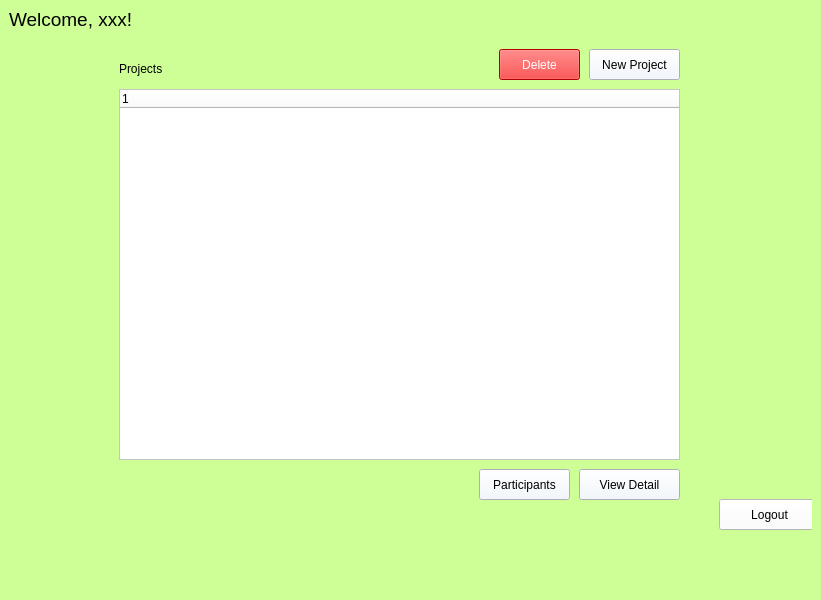
A1phaMark/COEN275_Project_ui, file management_tool.ui: the form before one commit.
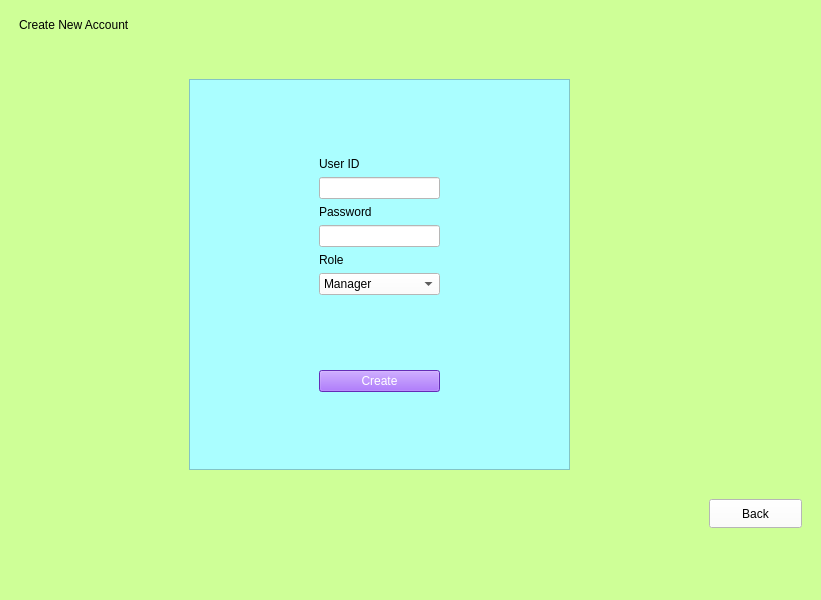
The form after the commit.

Commit message: Add sign up page

```diff
--- a/management_tool.ui
+++ b/management_tool.ui
@@ -21,7 +21,7 @@
     <item>
      <widget class="QStackedWidget" name="stackedWidget">
       <property name="currentIndex">
-       <number>1</number>
+       <number>7</number>
       </property>
       <widget class="QWidget" name="login">
        <widget class="QFrame" name="frame">
@@ -1470,6 +1470,203 @@
         </property>
        </widget>
       </widget>
+      <widget class="QWidget" name="page_7_signup">
+       <widget class="QLabel" name="label_2">
+        <property name="geometry">
+         <rect>
+          <x>10</x>
+          <y>0</y>
+          <width>251</width>
+          <height>31</height>
+         </rect>
+        </property>
+        <property name="styleSheet">
+         <string notr="true">color: rgb(0, 0, 0);
+font: 16pt &quot;Segoe UI&quot;;</string>
+        </property>
+        <property name="text">
+         <string>Create New Account</string>
+        </property>
+       </widget>
+       <widget class="QFrame" name="frame_2">
+        <property name="geometry">
+         <rect>
+          <x>180</x>
+          <y>70</y>
+          <width>381</width>
+          <height>391</height>
+         </rect>
+        </property>
+        <property name="styleSheet">
+         <string notr="true">background-color: rgb(170, 254, 255);</string>
+        </property>
+        <property name="frameShape">
+         <enum>QFrame::StyledPanel</enum>
+        </property>
+        <property name="frameShadow">
+         <enum>QFrame::Raised</enum>
+        </property>
+        <layout class="QGridLayout" name="gridLayout">
+         <item row="6" column="1">
+          <widget class="QComboBox" name="roleBox">
+           <property name="styleSheet">
+            <string notr="true">background-color: rgb(255, 255, 255);
+color: rgb(0, 0, 0);</string>
+           </property>
+           <item>
+            <property name="text">
+             <string>Manager</string>
+            </property>
+           </item>
+           <item>
+            <property name="text">
+             <string>Employee</string>
+            </property>
+           </item>
+          </widget>
+         </item>
+         <item row="9" column="1">
+          <spacer name="verticalSpacer">
+           <property name="orientation">
+            <enum>Qt::Vertical</enum>
+           </property>
+           <property name="sizeHint" stdset="0">
+            <size>
+             <width>20</width>
+             <height>40</height>
+            </size>
+           </property>
+          </spacer>
+         </item>
+         <item row="4" column="1">
+          <widget class="QLineEdit" name="passwordInput">
+           <property name="styleSheet">
+            <string notr="true">color: rgb(0, 0, 0);
+background-color: rgb(255, 255, 255);</string>
+           </property>
+          </widget>
+         </item>
+         <item row="5" column="1">
+          <widget class="QLabel" name="label_6">
+           <property name="styleSheet">
+            <string notr="true">color: rgb(0, 0, 0);</string>
+           </property>
+           <property name="text">
+            <string>Role</string>
+           </property>
+          </widget>
+         </item>
+         <item row="2" column="2">
+          <spacer name="horizontalSpacer_2">
+           <property name="orientation">
+            <enum>Qt::Horizontal</enum>
+           </property>
+           <property name="sizeHint" stdset="0">
+            <size>
+             <width>40</width>
+             <height>20</height>
+            </size>
+           </property>
+          </spacer>
+         </item>
+         <item row="1" column="1">
+          <widget class="QLabel" name="label_3">
+           <property name="styleSheet">
+            <string notr="true">color: rgb(0, 0, 0);</string>
+           </property>
+           <property name="text">
+            <string>User ID</string>
+           </property>
+          </widget>
+         </item>
+         <item row="2" column="1">
+          <widget class="QLineEdit" name="idInput">
+           <property name="styleSheet">
+            <string notr="true">color: rgb(0, 0, 0);
+background-color: rgb(255, 255, 255);</string>
+           </property>
+          </widget>
+         </item>
+         <item row="2" column="0">
+          <spacer name="horizontalSpacer">
+           <property name="orientation">
+            <enum>Qt::Horizontal</enum>
+           </property>
+           <property name="sizeHint" stdset="0">
+            <size>
+             <width>40</width>
+             <height>20</height>
+            </size>
+           </property>
+          </spacer>
+         </item>
+         <item row="0" column="1">
+          <spacer name="verticalSpacer_2">
+           <property name="orientation">
+            <enum>Qt::Vertical</enum>
+           </property>
+           <property name="sizeHint" stdset="0">
+            <size>
+             <width>20</width>
+             <height>40</height>
+            </size>
+           </property>
+          </spacer>
+         </item>
+         <item row="7" column="1">
+          <spacer name="verticalSpacer_3">
+           <property name="orientation">
+            <enum>Qt::Vertical</enum>
+           </property>
+           <property name="sizeHint" stdset="0">
+            <size>
+             <width>20</width>
+             <height>40</height>
+            </size>
+           </property>
+          </spacer>
+         </item>
+         <item row="3" column="1">
+          <widget class="QLabel" name="label_4">
+           <property name="styleSheet">
+            <string notr="true">color: rgb(0, 0, 0);</string>
+           </property>
+           <property name="text">
+            <string>Password</string>
+           </property>
+          </widget>
+         </item>
+         <item row="8" column="1">
+          <widget class="QPushButton" name="createAccountButton">
+           <property name="styleSheet">
+            <string notr="true">background-color: rgb(142, 62, 255);
+color: rgb(255, 255, 255);</string>
+           </property>
+           <property name="text">
+            <string>Create</string>
+           </property>
+          </widget>
+         </item>
+        </layout>
+       </widget>
+       <widget class="QPushButton" name="backLoginButton">
+        <property name="geometry">
+         <rect>
+          <x>700</x>
+          <y>490</y>
+          <width>93</width>
+          <height>29</height>
+         </rect>
+        </property>
+        <property name="styleSheet">
+         <string notr="true">background-color: rgb(255, 255, 255);
+color: rgb(0, 0, 0);</string>
+        </property>
+        <property name="text">
+         <string>Back</string>
+        </property>
+       </widget>
+      </widget>
      </widget>
     </item>
    </layout>
```
Left out of the diff: 139 changed lines with no effect on the pictures. The commit also changes 2 other files.
